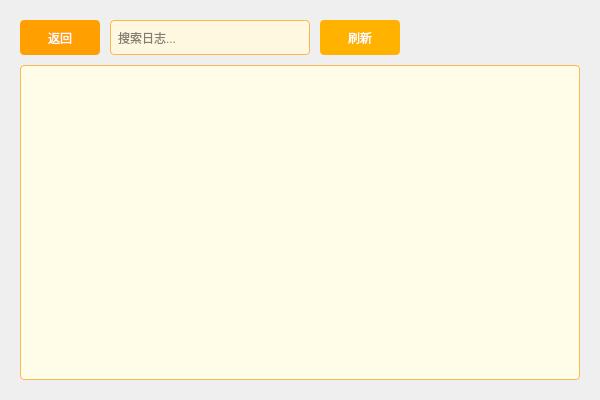
The window that client/adminmanagerdialog.ui (KBchulan/HungerYet) describes before a commit, drawn with Qt 5.
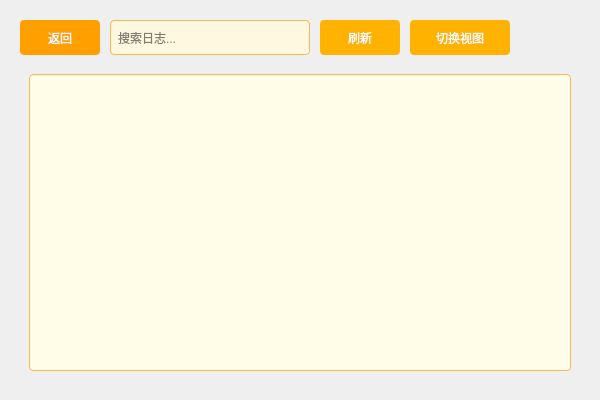
The same window after the commit. The open tabs and pages were chosen to show the change.

What changed in the file:
```diff
--- a/client/adminmanagerdialog.ui
+++ b/client/adminmanagerdialog.ui
@@ -122,6 +122,39 @@
        </property>
       </widget>
      </item>
+     <item>
+      <widget class="QPushButton" name="switchBtn">
+       <property name="minimumSize">
+        <size>
+         <width>100</width>
+         <height>35</height>
+        </size>
+       </property>
+       <property name="maximumSize">
+        <size>
+         <width>100</width>
+         <height>35</height>
+        </size>
+       </property>
+       <property name="styleSheet">
+        <string notr="true">QPushButton {
+    background-color: #FFB300;
+    color: white;
+    border-radius: 4px;
+    padding: 5px;
+}
+QPushButton:hover {
+    background-color: #FFA000;
+}
+QPushButton:pressed {
+    background-color: #FF8F00;
+}</string>
+       </property>
+       <property name="text">
+        <string>切换视图</string>
+       </property>
+      </widget>
+     </item>
      <item>
       <spacer name="horizontalSpacer">
        <property name="orientation">
@@ -138,9 +171,13 @@
     </layout>
    </item>
    <item>
-    <widget class="QListWidget" name="listWidget">
-     <property name="styleSheet">
-      <string notr="true">QListWidget {
+    <widget class="QStackedWidget" name="stackedWidget">
+     <widget class="QWidget" name="logPage">
+      <layout class="QVBoxLayout" name="verticalLayout_2">
+       <item>
+        <widget class="QListWidget" name="listWidget">
+         <property name="styleSheet">
+          <string notr="true">QListWidget {
     border: 1px solid #FFB74D;
     border-radius: 4px;
     background-color: #FFFDE7;
@@ -156,7 +193,36 @@
 QListWidget::item:hover {
     background-color: #FFF8E1;
 }</string>
-     </property>
+         </property>
+        </widget>
+       </item>
+      </layout>
+     </widget>
+     <widget class="QWidget" name="orderPage">
+      <layout class="QVBoxLayout" name="verticalLayout_3">
+       <item>
+        <widget class="QTableWidget" name="orderTableWidget">
+         <property name="styleSheet">
+          <string notr="true">QTableWidget {
+    border: 1px solid #FFB74D;
+    border-radius: 4px;
+    background-color: #FFFDE7;
+}
+QTableWidget::item {
+    padding: 5px;
+}
+QTableWidget::item:selected {
+    background-color: #FFE082;
+    color: black;
+}
+QTableWidget::item:hover {
+    background-color: #FFF8E1;
+}</string>
+         </property>
+        </widget>
+       </item>
+      </layout>
+     </widget>
     </widget>
    </item>
   </layout>
```
